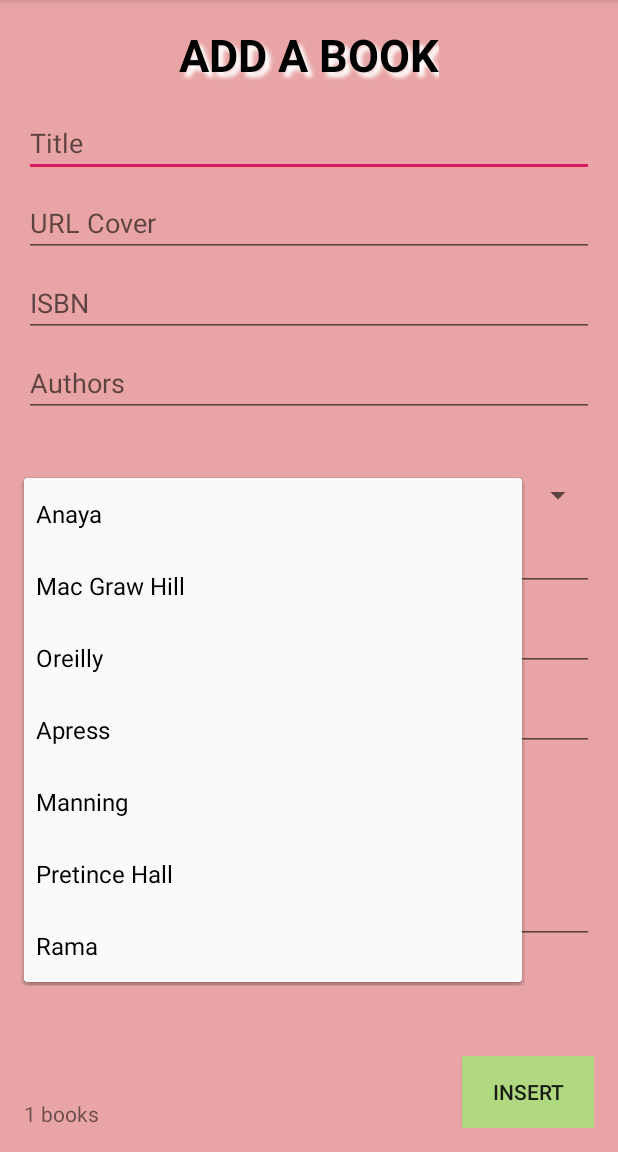
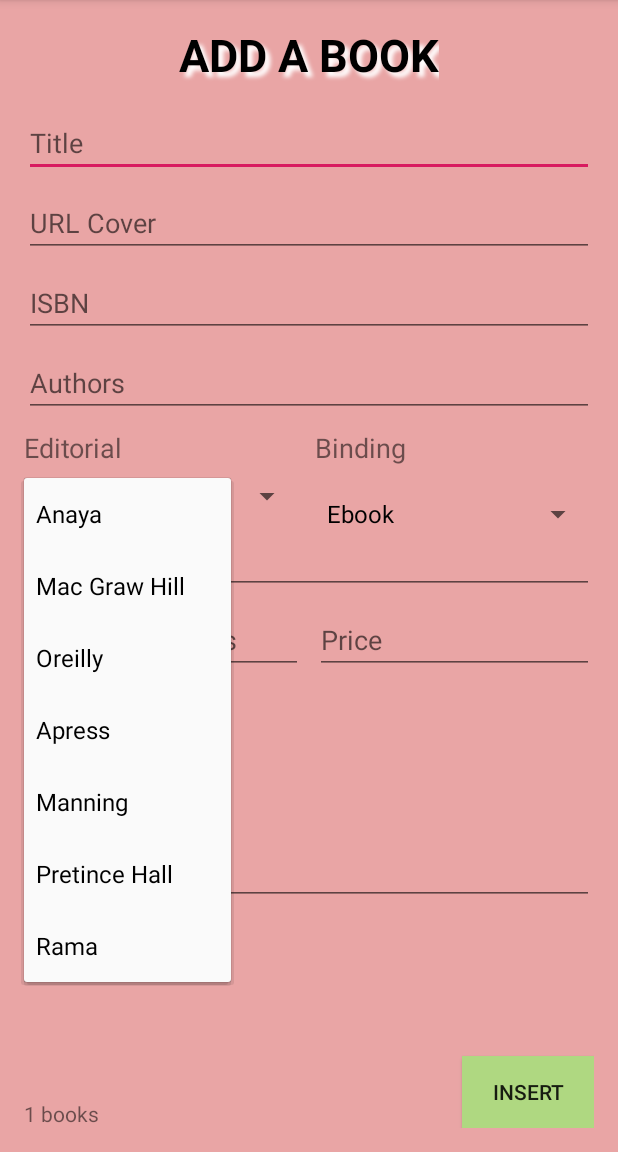
Before and after one commit to aizaguirreteb/Bookstore, an Android app: the screen it shows after launch (AddBookForm), after a tap on "Anaya", on a phone screen of 412 x 824 dp, the part 84-1236 px from its top. Run offline under Robolectric (Android 15) with nearby library versions, the phone set to English and light mode, and no system bars; 2 other taps on this screen came first.

Commit message:
Changed binding to Spinner

```diff
--- a/app/src/main/java/es/aizaguirre/bookstore/AddBookForm.kt
+++ b/app/src/main/java/es/aizaguirre/bookstore/AddBookForm.kt
@@ -3,7 +3,9 @@ package es.aizaguirre.bookstore
 import androidx.appcompat.app.AppCompatActivity
 import android.os.Bundle
 import android.view.View
+import android.widget.ArrayAdapter
 import android.widget.Button
+import android.widget.Spinner
 import es.aizaguirre.bookstore.model.Book
 import es.aizaguirre.bookstore.model.Catalog
 import kotlinx.android.synthetic.main.activity_add_book_form.*
@@ -19,8 +21,8 @@ class AddBookForm : AppCompatActivity(), View.OnClickListener{
         super.onCreate(savedInstanceState)
         setContentView(R.layout.activity_add_book_form)
 
-        /*//To save list of books
-        savedInstanceState.let {
+        //To save list of books
+      /*  savedInstanceState.let {
             lista = savedInstanceState?.getParcelableArrayList<Book>(BUNDLE_LISTA)!!
         }*/
 
@@ -28,14 +30,21 @@ class AddBookForm : AppCompatActivity(), View.OnClickListener{
         val buttonInsert = findViewById<Button>(R.id.btnAdd) as Button
         buttonInsert.setOnClickListener(this)
 
+        //Array of values for binding
+        val bindingArray = arrayOf("Ebook", "Rústica", "Tapa blanda", "Cartoné", "Grapado")
+
+        //ArrayAdapter for Binding spinner
+        val bindingAdapter = ArrayAdapter<String>(this, android.R.layout.simple_spinner_dropdown_item, bindingArray)
+        val bindingSpinner = findViewById<Spinner>(R.id.spinnerBinding)
+        bindingSpinner.adapter = bindingAdapter
     }
-/*
 
-    override fun onSaveInstanceState(outState: Bundle) {
+
+ /*   override fun onSaveInstanceState(outState: Bundle) {
         super.onSaveInstanceState(outState)
         outState.putParcelableArrayList(BUNDLE_LISTA, lista)
-    }
-*/
+    }*/
+
 
 
 
@@ -58,7 +67,7 @@ class AddBookForm : AppCompatActivity(), View.OnClickListener{
         val isbn = editTextISBN.text.toString()
         val authors = editTextAuthors.text.toString()
         val editorial = txtEditorial.text.toString()
-        val binding = editTextEnc.text.toString()
+        val binding = spinnerBinding.selectedItem.toString()
         val sDate = editTextDate.text.toString()
         val sNumberOfPages = editTextPages.text.toString()
         val sPrice = editTextPrice.text.toString()
@@ -80,8 +89,6 @@ class AddBookForm : AppCompatActivity(), View.OnClickListener{
         editTextPortada.setText("")
         editTextISBN.setText("")
         editTextAuthors.setText("")
-        txtEditorial.setText("")
-        editTextEnc.setText("")
         editTextDate.setText("")
         editTextPages.setText("")
         editTextPrice.setText("")
--- a/app/src/main/res/layout/activity_add_book_form.xml
+++ b/app/src/main/res/layout/activity_add_book_form.xml
@@ -89,9 +89,8 @@
             android:hint="@string/date_hint"
             android:inputType="date"
             app:layout_constraintEnd_toEndOf="parent"
-            app:layout_constraintHorizontal_bias="0.781"
             app:layout_constraintStart_toStartOf="parent"
-            app:layout_constraintTop_toBottomOf="@+id/editTextEnc" />
+            app:layout_constraintTop_toBottomOf="@+id/spinnerEditorial" />
 
         <EditText
             android:id="@+id/editTextPages"
@@ -144,38 +143,27 @@
             app:layout_constraintStart_toStartOf="parent"
             app:layout_constraintTop_toBottomOf="@+id/editTextPrice" />
 
-        <EditText
-            android:id="@+id/editTextEnc"
-            android:layout_width="0dp"
-            android:layout_height="wrap_content"
-            android:layout_marginTop="8dp"
-            android:ems="10"
-            android:hint="@string/enc_hint"
-            android:inputType="textPersonName"
-            app:layout_constraintEnd_toEndOf="parent"
-            app:layout_constraintHorizontal_bias="0.968"
-            app:layout_constraintStart_toStartOf="parent"
-            app:layout_constraintTop_toBottomOf="@+id/spinnerEditorial" />
-
         <Spinner
             android:id="@+id/spinnerEditorial"
             android:layout_width="0dp"
-            android:layout_height="22dp"
-            android:layout_marginTop="8dp"
+            android:layout_height="wrap_content"
+            android:layout_marginEnd="8dp"
             android:entries="@array/editorial_array"
-            app:layout_constraintEnd_toEndOf="parent"
+            app:layout_constraintEnd_toStartOf="@+id/spinnerBinding"
+            app:layout_constraintHorizontal_bias="0.5"
+            app:layout_constraintHorizontal_chainStyle="spread_inside"
             app:layout_constraintStart_toStartOf="parent"
-            app:layout_constraintTop_toBottomOf="@+id/txtEditorial" />
+            app:layout_constraintTop_toTopOf="@+id/spinnerBinding" />
 
         <TextView
             android:id="@+id/txtEditorial"
             android:layout_width="0dp"
             android:layout_height="wrap_content"
-            android:layout_marginStart="8dp"
             android:layout_marginTop="8dp"
             android:text="@string/txt_editorial"
             android:textSize="18sp"
-            app:layout_constraintEnd_toEndOf="parent"
+            app:layout_constraintEnd_toStartOf="@+id/textViewBinding"
+            app:layout_constraintHorizontal_bias="0.5"
             app:layout_constraintStart_toStartOf="parent"
             app:layout_constraintTop_toBottomOf="@+id/editTextAuthors" />
 
@@ -183,13 +171,35 @@
             android:id="@+id/textViewNumBooks"
             android:layout_width="wrap_content"
             android:layout_height="wrap_content"
-            android:text="TextView"
+            android:text="0 books"
             app:layout_constraintBottom_toBottomOf="parent"
             app:layout_constraintEnd_toStartOf="@+id/btnAdd"
             app:layout_constraintHorizontal_bias="0.5"
             app:layout_constraintHorizontal_chainStyle="spread_inside"
-            app:layout_constraintStart_toStartOf="parent"
-            tools:text="0 books" />
+            app:layout_constraintStart_toStartOf="parent" />
+
+        <TextView
+            android:id="@+id/textViewBinding"
+            android:layout_width="0dp"
+            android:layout_height="wrap_content"
+            android:layout_marginStart="8dp"
+            android:layout_marginTop="8dp"
+            android:text="Binding"
+            android:textSize="18sp"
+            app:layout_constraintEnd_toEndOf="parent"
+            app:layout_constraintHorizontal_bias="0.5"
+            app:layout_constraintStart_toEndOf="@+id/txtEditorial"
+            app:layout_constraintTop_toBottomOf="@+id/editTextAuthors" />
+
+        <Spinner
+            android:id="@+id/spinnerBinding"
+            android:layout_width="0dp"
+            android:layout_height="wrap_content"
+            android:layout_marginTop="8dp"
+            app:layout_constraintEnd_toEndOf="parent"
+            app:layout_constraintHorizontal_bias="0.5"
+            app:layout_constraintStart_toEndOf="@+id/spinnerEditorial"
+            app:layout_constraintTop_toBottomOf="@+id/textViewBinding" />
 
 
     </androidx.constraintlayout.widget.ConstraintLayout>
```
